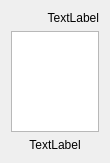
Ondsel-Development/Ondsel-Lens-Addon, file views/SearchResultItem.ui: the form before one commit.
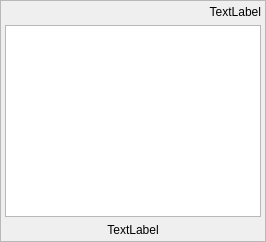
The form after the commit. Custom widgets are drawn as their Qt base class.

```diff
--- a/views/SearchResultItem.ui
+++ b/views/SearchResultItem.ui
@@ -1,7 +1,7 @@
 <?xml version="1.0" encoding="UTF-8"?>
 <ui version="4.0">
  <class>SearchResultItem</class>
- <widget class="QStyledItemDelegate" name="SearchResultItem">
+ <widget class="QFrame" name="SearchResultItem">
   <property name="geometry">
    <rect>
     <x>0</x>
@@ -10,7 +10,34 @@
     <height>163</height>
    </rect>
   </property>
+  <property name="minimumSize">
+   <size>
+    <width>0</width>
+    <height>0</height>
+   </size>
+  </property>
+  <property name="frameShape">
+   <enum>QFrame::StyledPanel</enum>
+  </property>
+  <property name="lineWidth">
+   <number>2</number>
+  </property>
   <layout class="QVBoxLayout" name="verticalLayout">
+   <property name="sizeConstraint">
+    <enum>QLayout::SetFixedSize</enum>
+   </property>
+   <property name="leftMargin">
+    <number>4</number>
+   </property>
+   <property name="topMargin">
+    <number>4</number>
+   </property>
+   <property name="rightMargin">
+    <number>4</number>
+   </property>
+   <property name="bottomMargin">
+    <number>4</number>
+   </property>
    <item>
     <widget class="QLabel" name="collectionLabel">
      <property name="text">
@@ -23,6 +50,12 @@
    </item>
    <item>
     <widget class="QGraphicsView" name="iconGraphicsView">
+     <property name="minimumSize">
+      <size>
+       <width>40</width>
+       <height>40</height>
+      </size>
+     </property>
      <property name="autoFillBackground">
       <bool>false</bool>
      </property>
@@ -43,14 +76,6 @@
    </item>
   </layout>
  </widget>
- <customwidgets>
-  <customwidget>
-   <class>QStyledItemDelegate</class>
-   <extends>QWidget</extends>
-   <header>qstyleditemdelegate.h</header>
-   <container>1</container>
-  </customwidget>
- </customwidgets>
  <resources/>
  <connections/>
 </ui>
```
